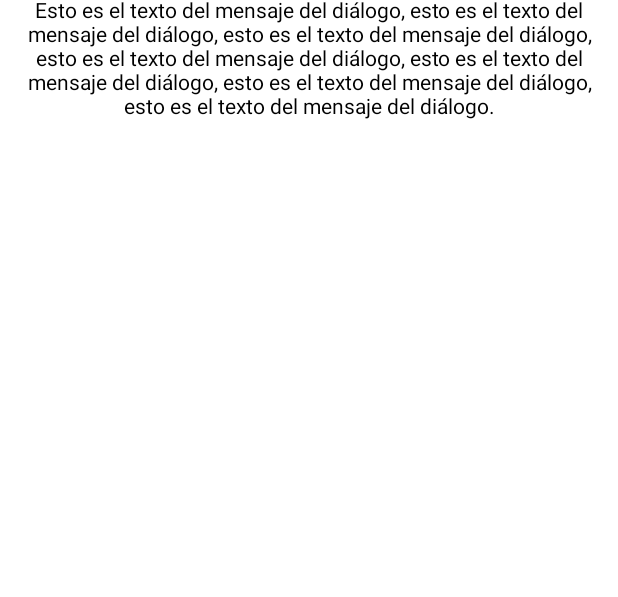
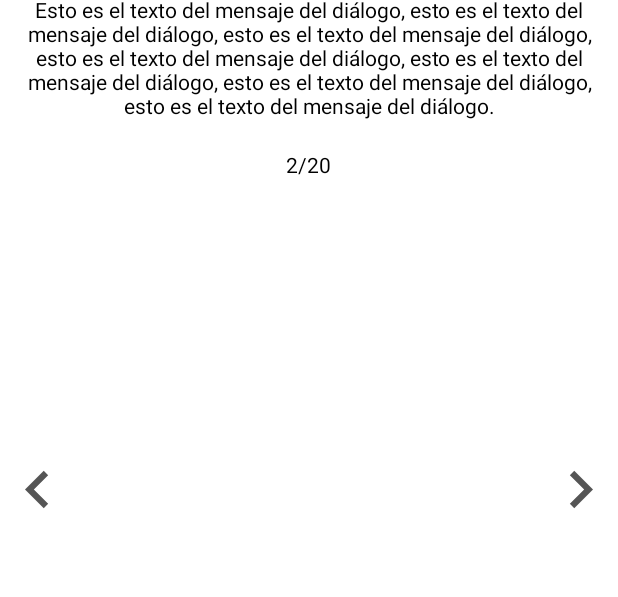
Before and after one commit to icpmoviles/icp_commons, an Android app: the layout view_custom_smart_dialog_all.xml on its own in the app's theme, with its tools: preview values and no code run, on a phone screen of 412 x 824 dp. Shown: the part 276-873 px from the top of the screen. Run offline under Robolectric (Android 15) with nearby library versions, the phone set to English and light mode, and no system bars; plain views replace LinePageIndicator.

Commit message:
Versión 1.10.1.0     - VisorImagenes. Iconos para desplazamiento manual y conteo de la posición actual.

```diff
--- a/app/build.gradle
+++ b/app/build.gradle
@@ -7,7 +7,7 @@ android {
         minSdkVersion 23
         targetSdkVersion 29
         versionCode 59
-        versionName "1.10.0.1"
+        versionName "1.10.1.0"
         testInstrumentationRunner "androidx.test.runner.AndroidJUnitRunner"
     }
     buildTypes {
--- /dev/null
+++ b/app/src/main/res/drawable/ic_chevron_left_black_24dp.xml
@@ -0,0 +1,5 @@
+<vector android:height="50dp" android:tint="#555555"
+    android:viewportHeight="24.0" android:viewportWidth="24.0"
+    android:width="50dp" xmlns:android="http://schemas.android.com/apk/res/android">
+    <path android:fillColor="#FF000000" android:pathData="M15.41,7.41L14,6l-6,6 6,6 1.41,-1.41L10.83,12z"/>
+</vector>
--- /dev/null
+++ b/app/src/main/res/drawable/ic_chevron_right_black_24dp.xml
@@ -0,0 +1,5 @@
+<vector android:height="50dp" android:tint="#555555"
+    android:viewportHeight="24.0" android:viewportWidth="24.0"
+    android:width="50dp" xmlns:android="http://schemas.android.com/apk/res/android">
+    <path android:fillColor="#FF000000" android:pathData="M10,6L8.59,7.41 13.17,12l-4.58,4.59L10,18l6,-6z"/>
+</vector>
--- a/app/src/main/res/layout/view_custom_smart_dialog_all.xml
+++ b/app/src/main/res/layout/view_custom_smart_dialog_all.xml
@@ -87,12 +87,39 @@
                 android:visibility="gone"
                 tools:visibility="visible">
 
+                <TextView
+                    android:id="@+id/txtConteoImagenes"
+                    android:layout_width="wrap_content"
+                    android:layout_height="wrap_content"
+                    tools:text="2/20"
+                    android:textColor="@color/black"
+                    android:layout_centerHorizontal="true"
+                    android:layout_alignParentTop="true"/>
+
+
                 <androidx.viewpager.widget.ViewPager
                     android:id="@+id/vpImagenes"
                     android:layout_width="match_parent"
                     android:layout_height="match_parent"
                     android:layout_marginHorizontal="16dp"
-                    android:layout_above="@+id/pageIndicator"/>
+                    android:layout_below="@+id/txtConteoImagenes"
+                    android:layout_above="@+id/pageIndicator" />
+
+                <ImageView
+                    android:id="@+id/ivPageLeft"
+                    android:layout_width="wrap_content"
+                    android:layout_height="wrap_content"
+                    android:src="@drawable/ic_chevron_left_black_24dp"
+                    android:layout_alignParentStart="true"
+                    android:layout_centerVertical="true"/>
+
+                <ImageView
+                    android:id="@+id/ivPageRight"
+                    android:layout_width="wrap_content"
+                    android:layout_height="wrap_content"
+                    android:src="@drawable/ic_chevron_right_black_24dp"
+                    android:layout_alignParentEnd="true"
+                    android:layout_centerVertical="true" />
 
                 <com.viewpagerindicator.LinePageIndicator
                     android:id="@+id/pageIndicator"
```
Also changed, not shown: app/src/main/java/es/icp/icp_commons/CustomSmartDialog.java (+44 -1 lines).
